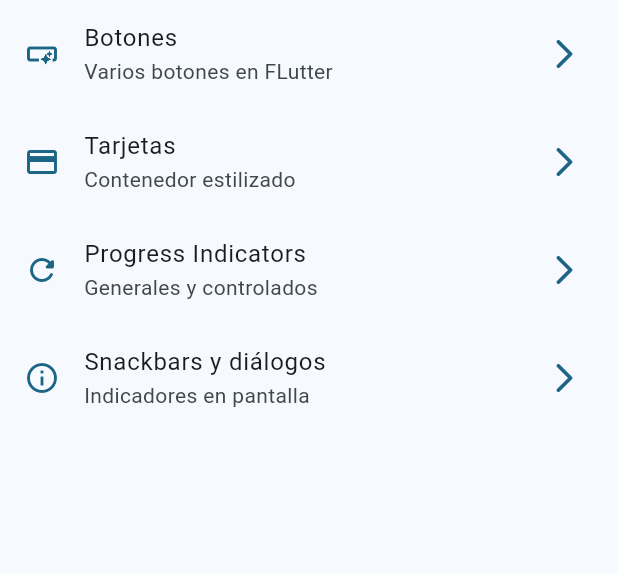
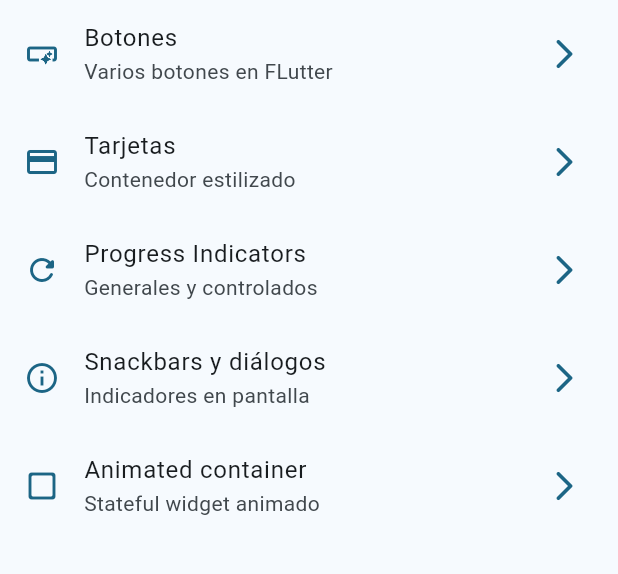
Before and after one commit to JosanFM/Personal_Widgets_Catalogue, a Flutter app: the screen it shows after launch, on a phone screen of 412 x 824 dp, the part 84-658 px from its top. Run offline on Flutter 3.47's test engine with Material 3 defaults, Android fonts, the phone set to English and light mode, and no system bars; our stand-ins replace go_router.

Commit message:
animated container finished

```diff
--- a/lib/config/menu/menu_items.dart
+++ b/lib/config/menu/menu_items.dart
@@ -43,4 +43,12 @@ const appMenuItems = <MenuItem>[
     link: '/snackbars',
     icon: Icons.info_outline,
   ),
+
+  MenuItem(
+    title: 'Animated container',
+    subTitle:'Stateful widget animado' ,
+    link:'/animated' ,
+    icon: Icons.check_box_outline_blank_rounded,
+
+  )
 ];
--- a/lib/config/router/app_router.dart
+++ b/lib/config/router/app_router.dart
@@ -35,5 +35,11 @@ final appRouter = GoRouter(
       path: '/snackbars',
       builder: (context, state) => SnackbarScreen(),
     ),
+
+    GoRoute(
+      name: AnimatedScreen.name,
+      path: '/animated',
+      builder: (context, state) => AnimatedScreen(),
+    )
   ],
 );
```
Also changed, not shown: lib/presentation/screens/animated/animated_screen.dart (+50 -4 lines).
